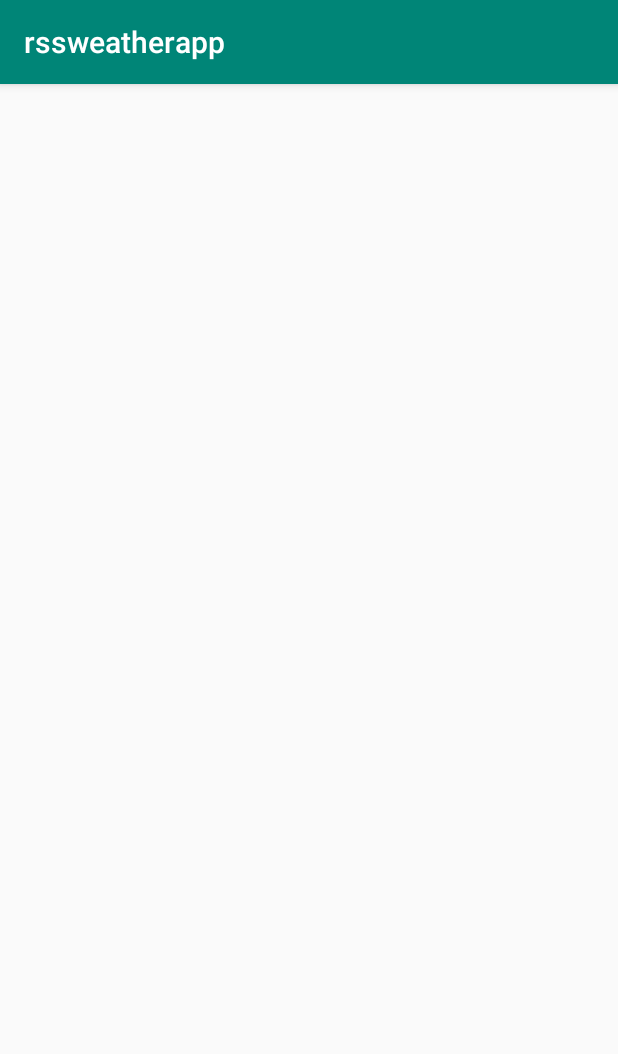
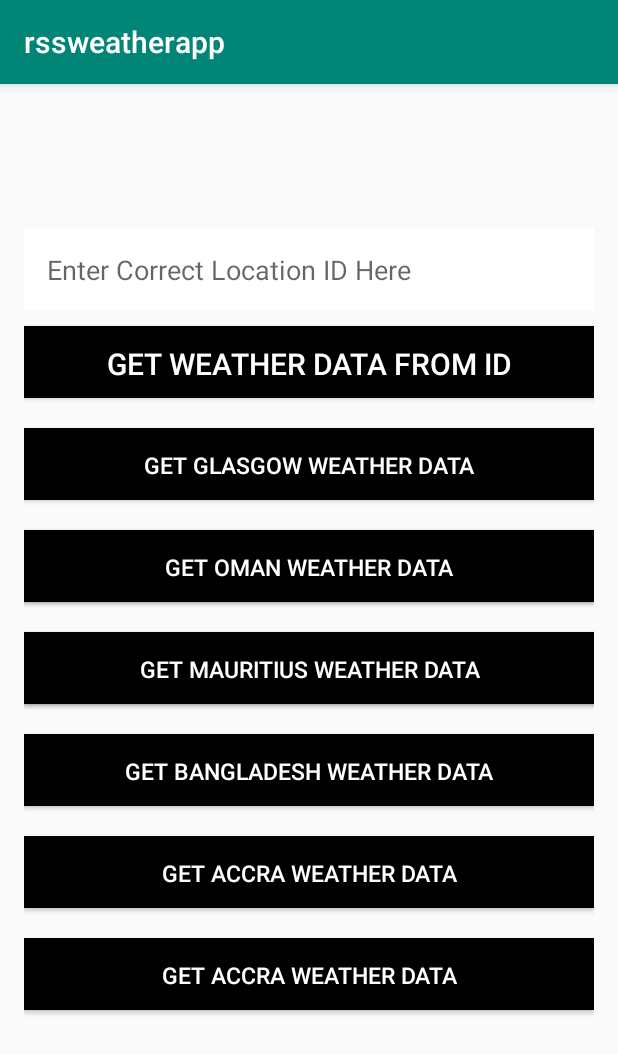
Before and after one commit to charlesagyemang/lekki_sales, an Android app: the screen it shows after launch (MainActivity before the commit, LocationPage after it), on a phone screen of 412 x 824 dp. Shown: the top 1054 px of the screen. Run offline under Robolectric (Android 15) with nearby library versions, the phone set to English and light mode, and no system bars.

Commit message:
Complete weather app barebones

```diff
--- a/app/src/main/AndroidManifest.xml
+++ b/app/src/main/AndroidManifest.xml
@@ -11,13 +11,15 @@
         android:roundIcon="@mipmap/ic_launcher_round"
         android:supportsRtl="true"
         android:theme="@style/AppTheme">
-        <activity android:name=".MainActivity">
+        <activity android:name=".LocationPage">
             <intent-filter>
                 <action android:name="android.intent.action.MAIN" />
 
                 <category android:name="android.intent.category.LAUNCHER" />
             </intent-filter>
         </activity>
+        <activity android:name=".MainActivity">
+        </activity>
     </application>
 
 </manifest>
--- a/app/src/main/java/com/michealbadu/rssweatherapp/Adapter/ItemAdapter.java
+++ b/app/src/main/java/com/michealbadu/rssweatherapp/Adapter/ItemAdapter.java
@@ -17,7 +17,7 @@ public class ItemAdapter extends ArrayAdapter<Item> {
     public ItemAdapter(Context context, int resource, List<Item> items){
         super(context, android.R.layout.simple_list_item_1 ,items);
 
-        Toast.makeText(context, "There are " + items.size() + "items in the list", Toast.LENGTH_LONG).show();
+//        Toast.makeText(context, "There are " + items.size() + "items in the list", Toast.LENGTH_LONG).show();
     }
 
     @Override
--- /dev/null
+++ b/app/src/main/java/com/michealbadu/rssweatherapp/LocationPage.java
@@ -0,0 +1,132 @@
+package com.michealbadu.rssweatherapp;
+
+import androidx.appcompat.app.AppCompatActivity;
+
+import android.content.Context;
+import android.content.Intent;
+import android.os.Bundle;
+import android.view.View;
+import android.widget.Button;
+import android.widget.EditText;
+import android.widget.Toast;
+
+public class LocationPage extends AppCompatActivity {
+
+    Button button, glasgow, london, newYork, mauritius, oman, bangladesh, accra;
+    EditText editText;
+
+    @Override
+    protected void onCreate(Bundle savedInstanceState) {
+        super.onCreate(savedInstanceState);
+        setContentView(R.layout.activity_location_page);
+
+        editText = findViewById(R.id.idParser);
+        button = findViewById(R.id.btnSubmitRequest);
+        glasgow = findViewById(R.id.btnGetGlasgowData);
+        london = findViewById(R.id.btnGetLondonData);
+        newYork = findViewById(R.id.btnGetNewYorkData);
+        oman = findViewById(R.id.btnGetOmanData);
+        mauritius = findViewById(R.id.btnGetMauritiusData);
+        bangladesh = findViewById(R.id.btnGetBangladeshData);
+        accra = findViewById(R.id.btnGetAccraData);
+
+        // Main button onclick
+        button.setOnClickListener(new View.OnClickListener() {
+            @Override
+            public void onClick(View view) {
+                // get the element and parse an intent filter to the next page
+
+                String valueFromInput = editText.getText().toString().trim();
+
+                if (valueFromInput.length() > 0){
+
+                    Intent i = new Intent(view.getContext(), MainActivity.class);
+                    i.putExtra("locationID", valueFromInput);
+                    startActivity(i);
+                } else {
+                    Toast.makeText(
+                            getApplicationContext(),
+                            "Please Enter An Id In The Location Box",
+                            Toast.LENGTH_LONG).show();
+                }
+
+            }
+        });
+
+
+        // glasgow
+        glasgow.setOnClickListener(new View.OnClickListener() {
+            @Override
+            public void onClick(View view) {
+                doAction(view, "2648579");
+            }
+        });
+
+        // glasgow
+        glasgow.setOnClickListener(new View.OnClickListener() {
+            @Override
+            public void onClick(View view) {
+                doAction(view, "2648579");
+            }
+        });
+        // glasgow
+        glasgow.setOnClickListener(new View.OnClickListener() {
+            @Override
+            public void onClick(View view) {
+                doAction(view, "2648579");
+            }
+        });
+
+        // london
+        london.setOnClickListener(new View.OnClickListener() {
+            @Override
+            public void onClick(View view) {
+                doAction(view, "2643743");
+            }
+        });
+        // newYork
+        newYork.setOnClickListener(new View.OnClickListener() {
+            @Override
+            public void onClick(View view) {
+                doAction(view, "5128581");
+            }
+        });
+        // Oman
+        oman.setOnClickListener(new View.OnClickListener() {
+            @Override
+            public void onClick(View view) {
+                doAction(view, "287286");
+            }
+        });
+        // Mauritius
+        mauritius.setOnClickListener(new View.OnClickListener() {
+            @Override
+            public void onClick(View view) {
+                doAction(view, "934154");
+            }
+        });
+        // Bangladesh
+        bangladesh.setOnClickListener(new View.OnClickListener() {
+            @Override
+            public void onClick(View view) {
+                doAction(view, "1185241");
+            }
+        });
+        // Accra
+        accra.setOnClickListener(new View.OnClickListener() {
+            @Override
+            public void onClick(View view) {
+                doAction(view, "2306104");
+            }
+        });
+
+
+
+    }
+
+    public void doAction (View view, String locationId){
+        Intent i = new Intent(view.getContext(), MainActivity.class);
+        i.putExtra("locationID", locationId);
+        startActivity(i);
+    }
+}
--- a/app/src/main/java/com/michealbadu/rssweatherapp/MainActivity.java
+++ b/app/src/main/java/com/michealbadu/rssweatherapp/MainActivity.java
@@ -1,6 +1,9 @@
 package com.michealbadu.rssweatherapp;
 
 import androidx.appcompat.app.AppCompatActivity;
+
+import android.app.ProgressDialog;
+import android.content.Intent;
 import android.os.Bundle;
 import android.util.Log;
 import android.widget.ListAdapter;
@@ -10,6 +13,8 @@ import com.michealbadu.rssweatherapp.Adapter.ItemAdapter;
 import com.michealbadu.rssweatherapp.Services.ItemResponseData;
 import com.michealbadu.rssweatherapp.Utilities.Globall;
 import com.michealbadu.rssweatherapp.Models.Item;
+import com.squareup.picasso.Picasso;
+
 import org.xmlpull.v1.XmlPullParserException;
 
 import java.io.IOException;
@@ -19,6 +24,7 @@ import java.util.List;
 public class MainActivity extends AppCompatActivity {
 
     ListView itemListView;
+    ProgressDialog pdialog;
 
     @Override
     protected void onCreate(Bundle savedInstanceState) {
@@ -26,14 +32,24 @@ public class MainActivity extends AppCompatActivity {
         setContentView(R.layout.activity_main);
         Log.e("===Main Activity===", "Test");
         itemListView = findViewById(R.id.item_item);
+        pdialog=new ProgressDialog(this);
+
+        Intent sentIntent  = getIntent();
+        final Bundle b = sentIntent.getExtras();
+        //start dialog
+        pdialog.setTitle("Loading.....");
+        pdialog.setIndeterminate(true);
+        pdialog.show();
+
 
 
 
         // get xml data
         try {
-            Globall.getItems(new ItemResponseData() {
+            Globall.getItems(b.get("locationID").toString(), new ItemResponseData() {
                 @Override
                 public void onSuccess(ArrayList<Item> items) {
+                    pdialog.dismiss();
 
                     ListAdapter adapter = new ItemAdapter(MainActivity.this, 0, items);
                     itemListView.setAdapter(adapter);
@@ -43,6 +59,7 @@ public class MainActivity extends AppCompatActivity {
 
                 @Override
                 public void onFailed(String string) {
+                    pdialog.dismiss();
                     Log.e("======Failed=====", string);
                 }
             });
--- a/app/src/main/java/com/michealbadu/rssweatherapp/Utilities/Globall.java
+++ b/app/src/main/java/com/michealbadu/rssweatherapp/Utilities/Globall.java
@@ -18,14 +18,14 @@ import retrofit2.Retrofit;
 import retrofit2.converter.gson.GsonConverterFactory;
 
 public class Globall {
-    public static void getItems (final ItemResponseData itemResponseData) throws IOException, XmlPullParserException {
+    public static void getItems (String url, final ItemResponseData itemResponseData) throws IOException, XmlPullParserException {
 
         Retrofit retrofit = new Retrofit.Builder()
                 .baseUrl("https://weather-broker-cdn.api.bbci.co.uk/en/forecast/rss/3day/")
                 .addConverterFactory(GsonConverterFactory.create())
                 .build();
         APISERVICE service = retrofit.create(APISERVICE.class);
-        Call<ResponseBody> result = service.getCalls("1545752");
+        Call<ResponseBody> result = service.getCalls(url);
         result.enqueue(new Callback<ResponseBody>() {
             @Override
             public void onResponse(Call<ResponseBody> call, Response<ResponseBody> response) {
--- /dev/null
+++ b/app/src/main/res/layout/activity_location_page.xml
@@ -0,0 +1,186 @@
+<?xml version="1.0" encoding="utf-8"?>
+<ScrollView xmlns:android="http://schemas.android.com/apk/res/android"
+    xmlns:app="http://schemas.android.com/apk/res-auto"
+    xmlns:tools="http://schemas.android.com/tools"
+    android:layout_width="match_parent"
+    android:layout_height="match_parent"
+    android:padding="16dp"
+    tools:context=".LocationPage">
+
+    <RelativeLayout
+        android:layout_marginTop="80dp"
+        android:layout_width="match_parent"
+        android:layout_height="wrap_content"
+        android:orientation="vertical"
+        >
+
+        <EditText
+            android:layout_width="fill_parent"
+            android:layout_height="wrap_content"
+            android:inputType="textShortMessage"
+            android:layout_marginBottom="10dp"
+            android:hint="Enter Correct Location ID Here"
+            android:padding="15dp"
+            android:background="#fff"
+            android:paddingBottom="15dp"
+            android:ems="10"
+            android:id="@+id/idParser"
+            android:layout_alignParentEnd="true" />
+
+
+        <Button
+            android:layout_width="wrap_content"
+            android:layout_height="wrap_content"
+            android:text="Get Weather Data From ID"
+            android:id="@+id/btnSubmitRequest"
+            android:gravity="center_vertical|center_horizontal"
+            android:background="#000"
+            android:textSize="20sp"
+            android:paddingTop="2dp"
+            android:textColor="#ffffff"
+            android:layout_below="@+id/idParser"
+            android:layout_alignParentLeft="true"
+            android:layout_alignParentStart="true"
+            android:layout_alignRight="@+id/idParser"
+            android:layout_alignEnd="@+id/idParser"
+            android:layout_marginBottom="20dp"
+            />
+        <Button
+            android:layout_width="wrap_content"
+            android:layout_height="wrap_content"
+            android:text="Get Glasgow Weather Data"
+            android:id="@+id/btnGetGlasgowData"
+            android:gravity="center_vertical|center_horizontal"
+            android:background="#000"
+            android:textSize="15sp"
+            android:paddingTop="2dp"
+            android:textColor="#ffffff"
+            android:layout_below="@+id/btnSubmitRequest"
+            android:layout_alignParentLeft="true"
+            android:layout_alignParentStart="true"
+            android:layout_alignRight="@+id/btnSubmitRequest"
+            android:layout_alignEnd="@+id/btnSubmitRequest"
+            android:layout_marginBottom="20dp"
+            />
+        <Button
+            android:layout_width="wrap_content"
+            android:layout_height="wrap_content"
+            android:text="Get London Weather Data"
+            android:id="@+id/btnGetLondonData"
+            android:gravity="center_vertical|center_horizontal"
+            android:background="#000"
+            android:textSize="15sp"
+            android:paddingTop="2dp"
+            android:textColor="#ffffff"
+            android:layout_below="@+id/btnGetGlasgowData"
+            android:layout_alignParentLeft="true"
+            android:layout_alignParentStart="true"
+            android:layout_alignRight="@+id/btnGetGlasgowData"
+            android:layout_alignEnd="@+id/btnGetGlasgowData"
+            android:layout_marginBottom="20dp"
+            />
+        <Button
+            android:layout_width="wrap_content"
+            android:layout_height="wrap_content"
+            android:text="Get New York Weather Data"
+            android:id="@+id/btnGetNewYorkData"
+            android:gravity="center_vertical|center_horizontal"
+            android:background="#000"
+            android:textSize="15sp"
+            android:paddingTop="2dp"
+            android:textColor="#ffffff"
+            android:layout_below="@+id/btnGetLondonData"
+            android:layout_alignParentLeft="true"
+            android:layout_alignParentStart="true"
+            android:layout_alignRight="@+id/btnGetLondonData"
+            android:layout_alignEnd="@+id/btnGetLondonData"
+            android:layout_marginBottom="20dp"
+            />
+        <Button
+            android:layout_width="wrap_content"
+            android:layout_height="wrap_content"
+            android:text="Get Oman Weather Data"
+            android:id="@+id/btnGetOmanData"
+            android:gravity="center_vertical|center_horizontal"
+            android:background="#000"
+            android:textSize="15sp"
+            android:paddingTop="2dp"
+            android:textColor="#ffffff"
+            android:layout_below="@+id/btnGetGlasgowData"
+            android:layout_alignParentLeft="true"
+            android:layout_alignParentStart="true"
+            android:layout_alignRight="@+id/btnGetNewYorkData"
+            android:layout_alignEnd="@+id/btnGetNewYorkData"
+            android:layout_marginBottom="20dp"
+            />
+        <Button
+            android:layout_width="wrap_content"
+            android:layout_height="wrap_content"
+            android:text="Get Mauritius Weather Data"
+            android:id="@+id/btnGetMauritiusData"
+            android:gravity="center_vertical|center_horizontal"
+            android:background="#000"
+            android:textSize="15sp"
+            android:paddingTop="2dp"
+            android:textColor="#ffffff"
+            android:layout_below="@+id/btnGetOmanData"
+            android:layout_alignParentLeft="true"
+            android:layout_alignParentStart="true"
+            android:layout_alignRight="@+id/btnGetOmanData"
+            android:layout_alignEnd="@+id/btnGetOmanData"
+            android:layout_marginBottom="20dp"
+            />
+        <Button
+            android:layout_width="wrap_content"
+            android:layout_height="wrap_content"
+            android:text="Get Bangladesh Weather Data"
+            android:id="@+id/btnGetBangladeshData"
+            android:gravity="center_vertical|center_horizontal"
+            android:background="#000"
+            android:textSize="15sp"
+            android:paddingTop="2dp"
+            android:textColor="#ffffff"
+            android:layout_below="@+id/btnGetMauritiusData"
+            android:layout_alignParentLeft="true"
+            android:layout_alignParentStart="true"
+            android:layout_alignRight="@+id/btnGetMauritiusData"
+            android:layout_alignEnd="@+id/btnGetMauritiusData"
+            android:layout_marginBottom="20dp"
+            />
+        <Button
+            android:layout_width="wrap_content"
+            android:layout_height="wrap_content"
+            android:text="Get Accra Weather Data"
+            android:id="@+id/btnGetAccraData"
+            android:gravity="center_vertical|center_horizontal"
+            android:background="#000"
+            android:textSize="15sp"
+            android:paddingTop="2dp"
+            android:textColor="#ffffff"
+            android:layout_below="@+id/btnGetBangladeshData"
+            android:layout_alignParentLeft="true"
+            android:layout_alignParentStart="true"
+            android:layout_alignRight="@+id/btnGetBangladeshData"
+            android:layout_alignEnd="@+id/btnGetBangladeshData"
+            android:layout_marginBottom="20dp"
+            />
+        <Button
+            android:layout_width="wrap_content"
+            android:layout_height="wrap_content"
+            android:text="Get Accra Weather Data"
+            android:id="@+id/btnGetNull"
+            android:gravity="center_vertical|center_horizontal"
+            android:background="#000"
+            android:textSize="15sp"
+            android:paddingTop="2dp"
+            android:textColor="#ffffff"
+            android:layout_below="@+id/btnGetAccraData"
+            android:layout_alignParentLeft="true"
+            android:layout_alignParentStart="true"
+            android:layout_alignRight="@+id/btnGetAccraData"
+            android:layout_alignEnd="@+id/btnGetAccraData"
+            android:layout_marginBottom="20dp"
+            />
+    </RelativeLayout>
+
+</ScrollView>
```
